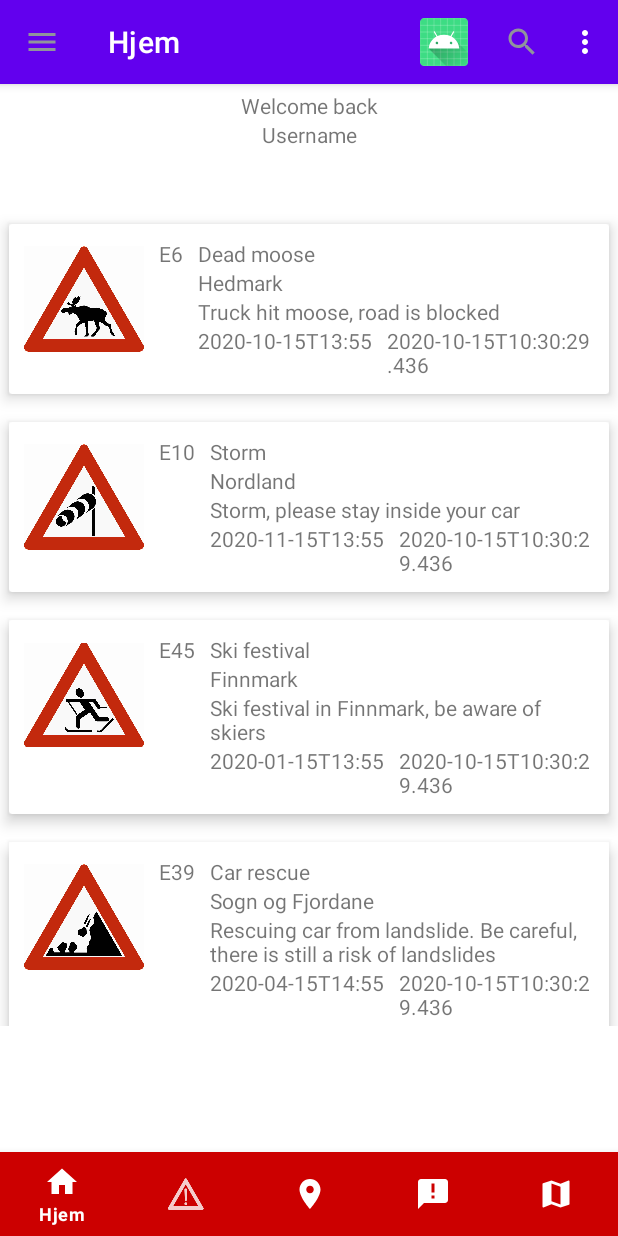
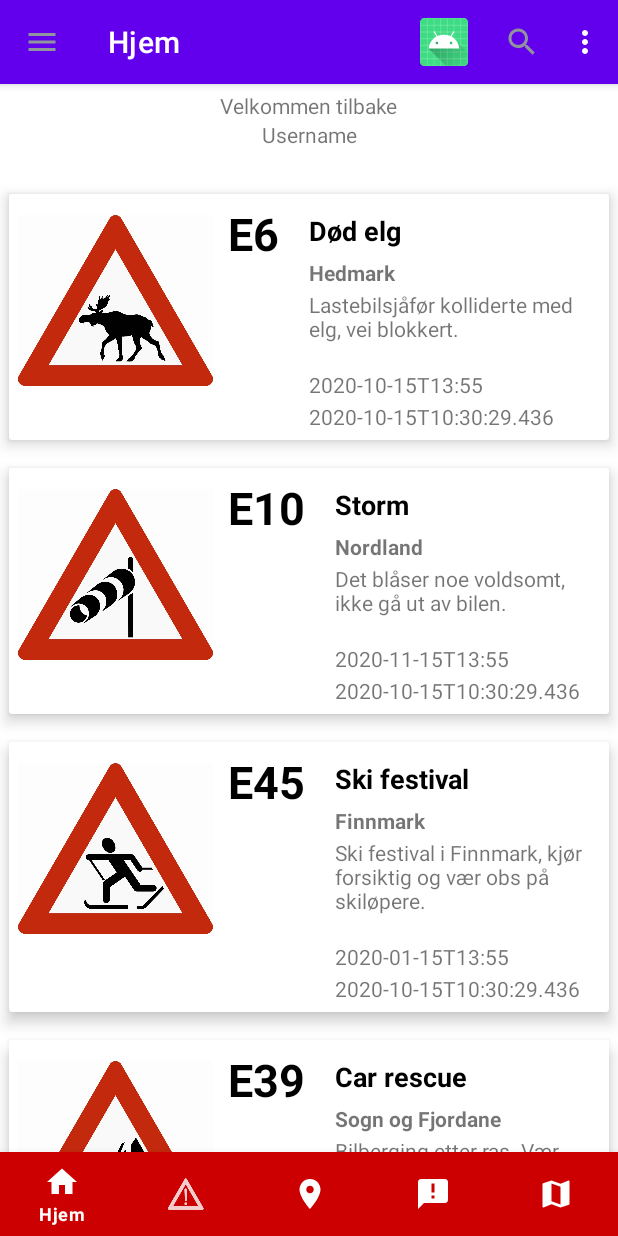
Before and after one commit to Owlar/Trafikkfare, an Android app: the HomeFragment screen opened through its navigation route, on a phone screen of 412 x 824 dp. Run offline under Robolectric (Android 15) with nearby library versions, the phone set to English and light mode, and no system bars; our stand-ins replace navigation-ui; 2 statements that could not run were skipped.

Commit message:
Add design tweaks, clean up code

```diff
--- a/app/src/main/java/no/hiof/oscarlr/trafikkfare/HomeFragment.kt
+++ b/app/src/main/java/no/hiof/oscarlr/trafikkfare/HomeFragment.kt
@@ -5,18 +5,12 @@ import android.os.Bundle
 import android.view.LayoutInflater
 import android.view.View
 import android.view.ViewGroup
-import android.widget.RelativeLayout
 import android.widget.TextView
-import android.widget.Toast
 import androidx.annotation.RequiresApi
 import androidx.fragment.app.Fragment
-import androidx.navigation.fragment.findNavController
-import androidx.recyclerview.widget.GridLayoutManager
 import androidx.recyclerview.widget.LinearLayoutManager
-import kotlinx.android.synthetic.main.fragment_danger_list.*
 import kotlinx.android.synthetic.main.fragment_home.*
 import no.hiof.oscarlr.trafikkfare.HomeFragmentArgs.Companion.fromBundle
-import no.hiof.oscarlr.trafikkfare.adapter.DangerAdapter
 import no.hiof.oscarlr.trafikkfare.adapter.NewsAdapter
 import no.hiof.oscarlr.trafikkfare.model.News
 
--- a/app/src/main/java/no/hiof/oscarlr/trafikkfare/adapter/DangerAdapter.kt
+++ b/app/src/main/java/no/hiof/oscarlr/trafikkfare/adapter/DangerAdapter.kt
@@ -4,8 +4,6 @@ import android.util.Log
 import android.view.LayoutInflater
 import android.view.View
 import android.view.ViewGroup
-import android.widget.ImageView
-import android.widget.TextView
 import androidx.recyclerview.widget.RecyclerView
 import kotlinx.android.synthetic.main.danger_list_item.view.*
 import no.hiof.oscarlr.trafikkfare.R
--- a/app/src/main/java/no/hiof/oscarlr/trafikkfare/adapter/NewsAdapter.kt
+++ b/app/src/main/java/no/hiof/oscarlr/trafikkfare/adapter/NewsAdapter.kt
@@ -3,8 +3,6 @@ package no.hiof.oscarlr.trafikkfare.adapter
 import android.view.LayoutInflater
 import android.view.View
 import android.view.ViewGroup
-import android.widget.ImageView
-import android.widget.TextView
 import androidx.recyclerview.widget.RecyclerView
 import kotlinx.android.synthetic.main.fragment_home_news_list_item.view.*
 import no.hiof.oscarlr.trafikkfare.R
--- a/app/src/main/java/no/hiof/oscarlr/trafikkfare/model/News.kt
+++ b/app/src/main/java/no/hiof/oscarlr/trafikkfare/model/News.kt
@@ -22,16 +22,16 @@ data class News(val uid: Int, var road: String, var title: String, var county: S
             )
 
             val mooseNews = News(
-                1, "E6", "Dead moose", "Hedmark", "Truck hit moose, road is blocked",
+                1, "E6", "Død elg", "Hedmark", "Lastebilsjåfør kolliderte med elg, vei blokkert.",
                 LocalDateTime.of(2020, 10, 15, 13, 55), LocalDateTime.now())
             val windNews = News(
-                2, "E10", "Storm", "Nordland", "Storm, please stay inside your car",
+                2, "E10", "Storm", "Nordland", "Det blåser noe voldsomt, ikke gå ut av bilen.",
                 LocalDateTime.of(2020, 11, 15, 13, 55), LocalDateTime.now())
             val skiNews = News(
-                3, "E45", "Ski festival", "Finnmark", "Ski festival in Finnmark, be aware of skiers",
+                3, "E45", "Ski festival", "Finnmark", "Ski festival i Finnmark, kjør forsiktig og vær obs på skiløpere.",
                 LocalDateTime.of(2020, 1, 15, 13, 55), LocalDateTime.now())
             val landslideNews = News(
-                4, "E39", "Car rescue", "Sogn og Fjordane", "Rescuing car from landslide. Be careful, there is still a risk of landslides",
+                4, "E39", "Car rescue", "Sogn og Fjordane", "Bilberging etter ras. Vær forsiktig, det er fortsatt rasfare i nærheten av ulykken.",
                 LocalDateTime.of(2020, 4, 15, 14, 55), LocalDateTime.now())
 
             newsData.add(mooseNews)
--- a/app/src/main/res/layout/fragment_home.xml
+++ b/app/src/main/res/layout/fragment_home.xml
@@ -25,8 +25,7 @@
         android:layout_width="match_parent"
         android:layout_height="match_parent"
         android:id="@+id/homeFragment_newsRecyclerView"
-        android:layout_marginTop="140dp"
-        android:layout_marginBottom="140dp"
+        android:layout_marginTop="120dp"
         app:layout_constraintStart_toStartOf="parent"
         app:layout_constraintTop_toTopOf="parent"
         app:layout_constraintEnd_toEndOf="parent"
@@ -46,7 +45,7 @@
         android:id="@+id/textViewWelcome"
         android:layout_width="wrap_content"
         android:layout_height="wrap_content"
-        android:text="@string/welcome_back"
+        android:text="@string/welcome_back_no"
         android:layout_marginTop="80dp"
         app:layout_constraintBottom_toTopOf="@+id/textViewUsername"
         app:layout_constraintEnd_toEndOf="@+id/homeFragment_newsRecyclerView"
--- a/app/src/main/res/layout/fragment_home_news_list_item.xml
+++ b/app/src/main/res/layout/fragment_home_news_list_item.xml
@@ -11,11 +11,11 @@
     <RelativeLayout
         android:layout_width="match_parent"
         android:layout_height="wrap_content"
-        android:padding="10dp" >
+        android:padding="6dp" >
 
         <ImageView
-            android:layout_width="80dp"
-            android:layout_height="80dp"
+            android:layout_width="130dp"
+            android:layout_height="130dp"
             android:src="@mipmap/ic_launcher"
             android:id="@+id/news_item_image"
             android:contentDescription="@string/danger_no" />
@@ -24,26 +24,38 @@
             android:layout_width="wrap_content"
             android:layout_height="wrap_content"
             android:id="@+id/news_item_road"
+            android:textStyle="bold"
+            android:textSize="30sp"
+            android:textColor="@android:color/black"
             android:layout_toEndOf="@id/news_item_image"
             android:text="@string/news_list_item_road"
-            android:layout_marginStart="10dp"/>
+            android:layout_marginStart="10dp"
+            android:layout_marginBottom="6dp"
+            android:layout_marginEnd="10dp"/>
 
         <TextView
             android:layout_width="wrap_content"
             android:layout_height="wrap_content"
             android:id="@+id/news_item_title"
+            android:textStyle="bold"
+            android:textSize="18sp"
+            android:textColor="@android:color/black"
+            android:layout_marginTop="6dp"
             android:layout_toEndOf="@id/news_item_road"
             android:text="@string/news_list_item_title"
-            android:layout_marginStart="10dp"/>
+            android:layout_marginStart="10dp"
+            android:layout_marginBottom="6dp" />
 
         <TextView
             android:layout_width="wrap_content"
             android:layout_height="wrap_content"
             android:id="@+id/news_item_county"
+            android:textStyle="bold"
             android:layout_toEndOf="@id/news_item_road"
             android:layout_below="@id/news_item_title"
             android:text="@string/news_list_item_county"
-            android:layout_marginStart="10dp"/>
+            android:layout_marginStart="10dp"
+            android:layout_marginBottom="2dp" />
 
         <TextView
             android:layout_width="wrap_content"
@@ -52,7 +64,8 @@
             android:layout_toEndOf="@id/news_item_road"
             android:layout_below="@id/news_item_county"
             android:text="@string/news_list_item_description"
-            android:layout_marginStart="10dp"/>
+            android:layout_marginStart="10dp"
+            android:layout_marginBottom="18dp" />
 
         <TextView
             android:layout_width="wrap_content"
@@ -61,22 +74,18 @@
             android:layout_toEndOf="@id/news_item_road"
             android:layout_below="@id/news_item_description"
             android:text="@string/news_list_item_title"
-            android:layout_marginStart="10dp"/>
+            android:layout_marginStart="10dp"
+            android:layout_marginBottom="2dp" />
 
         <TextView
             android:layout_width="wrap_content"
             android:layout_height="wrap_content"
             android:id="@+id/news_item_endDate"
-            android:layout_toEndOf="@id/news_item_startDate"
-            android:layout_below="@+id/news_item_description"
+            android:layout_toEndOf="@id/news_item_road"
+            android:layout_below="@+id/news_item_startDate"
             android:text="@string/news_list_item_title"
-            android:layout_marginStart="10dp"/>
+            android:layout_marginStart="10dp" />
 
     </RelativeLayout>
 
-
-
-
-
-
 </androidx.cardview.widget.CardView>
--- a/app/src/main/res/values/strings.xml
+++ b/app/src/main/res/values/strings.xml
@@ -26,7 +26,7 @@
     <string name="content_description_search">Søk</string>
     <string name="content_description_more">Se mer</string>
     <string name="password">Password</string>
-    <string name="welcome_back">Welcome back</string>
+    <string name="welcome_back_no">Velkommen tilbake</string>
     <string name="news_list_item_title">Tittel</string>
     <string name="news_list_item_road">Vei</string>
     <string name="news_list_item_county">Fylke</string>
```
